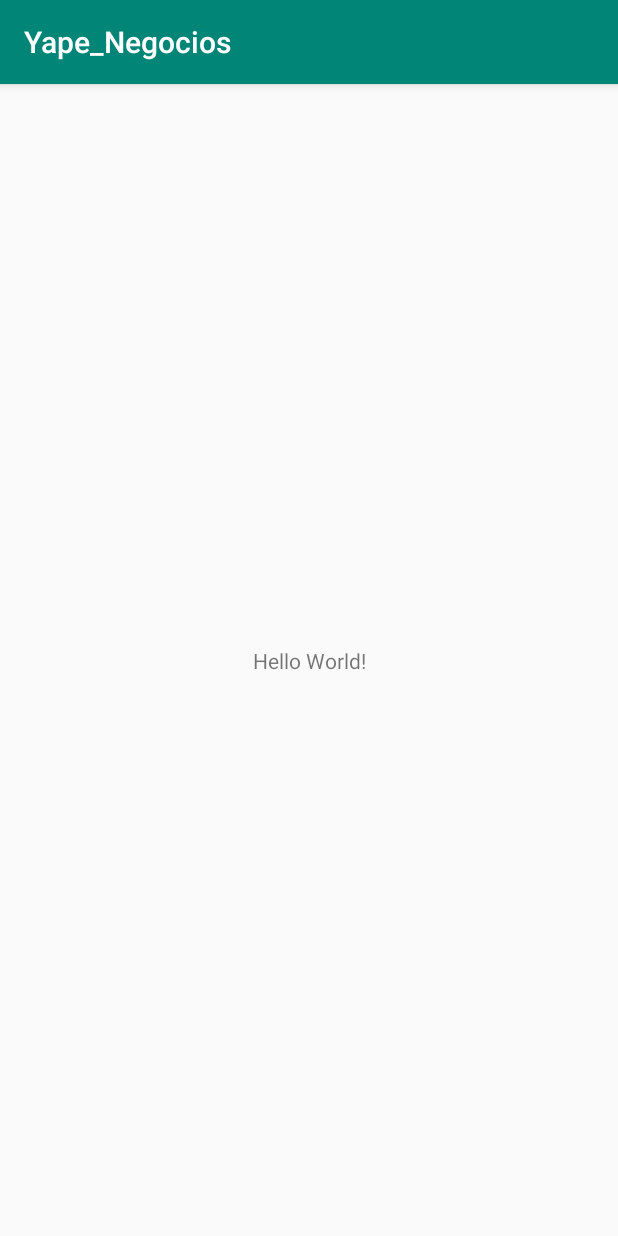
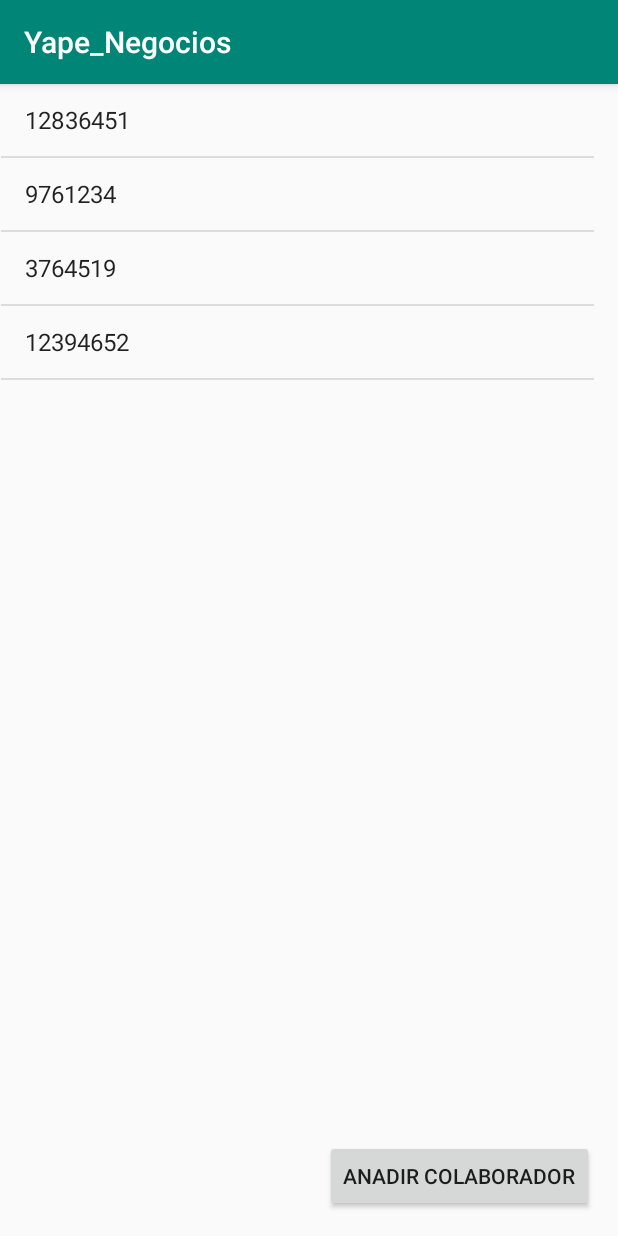
Before and after one commit to cs2901/yape-bcp-project-yacket-fingerlog, an Android app: the screen it shows after launch (MainActivity before the commit, ManageCollaboratorActivity after it), on a phone screen of 412 x 824 dp. Run offline under Robolectric (Android 15) with nearby library versions, the phone set to English and light mode, and no system bars.

Commit message:
Collaborator and INitMenu views added

```diff
--- a/src/UI/app/src/main/AndroidManifest.xml
+++ b/src/UI/app/src/main/AndroidManifest.xml
@@ -9,7 +9,9 @@
         android:roundIcon="@mipmap/ic_launcher_round"
         android:supportsRtl="true"
         android:theme="@style/AppTheme">
-        <activity android:name=".MainActivity">
+        <!--<activity android:name=".ManageCollaboratorActivity" />-->
+        <activity android:name=".SelectBusinessActivity" />
+        <activity android:name=".ManageCollaboratorActivity">
             <intent-filter>
                 <action android:name="android.intent.action.MAIN" />
 
--- /dev/null
+++ b/src/UI/app/src/main/java/com/example/yape_negocios/ManageCollaboratorActivity.java
@@ -0,0 +1,39 @@
+package com.example.yape_negocios;
+
+import android.content.Intent;
+import android.support.v7.app.AppCompatActivity;
+import android.os.Bundle;
+import android.view.View;
+import android.widget.AdapterView;
+import android.widget.ArrayAdapter;
+import android.widget.ListView;
+
+public class ManageCollaboratorActivity extends AppCompatActivity {
+
+    String[] dni = new String[]{"12836451","9761234","3764519","12394652"};
+
+    @Override
+    protected void onCreate(Bundle savedInstanceState) {
+        super.onCreate(savedInstanceState);
+        setContentView(R.layout.activity_manage_collaborator);
+
+        ArrayAdapter<String> collaboratorListAdapter = new ArrayAdapter<>(this,android.R.layout.simple_list_item_1,dni);
+        ListView listCollaborator = (ListView)findViewById(R.id.lvlist_collaborators);
+        listCollaborator.setAdapter(collaboratorListAdapter);
+
+        AdapterView.OnItemClickListener itemClickListener = new AdapterView.OnItemClickListener() {
+            @Override
+            public void onItemClick(AdapterView<?> parent, View view, int position, long id) {
+                Intent  intent = new Intent(ManageCollaboratorActivity.this,MainActivity.class);
+//                intent.putExtra(#.EXTRA_COLLABORATORID, (int)id);
+                startActivity(intent);
+            }
+        };
+    }
+
+    public void onClickButton(View view){
+        Intent intent = new Intent(this,MainActivity.class);
+        startActivity(intent);
+
+    }
+}
--- /dev/null
+++ b/src/UI/app/src/main/res/layout/activity_manage_collaborator.xml
@@ -0,0 +1,28 @@
+<?xml version="1.0" encoding="utf-8"?>
+<android.support.constraint.ConstraintLayout xmlns:android="http://schemas.android.com/apk/res/android"
+    xmlns:app="http://schemas.android.com/apk/res-auto"
+    xmlns:tools="http://schemas.android.com/tools"
+    android:layout_width="match_parent"
+    android:layout_height="match_parent"
+    tools:context=".ManageCollaboratorActivity">
+
+    <ListView
+        android:id="@+id/lvlist_collaborators"
+        android:layout_width="395dp"
+        android:layout_height="715dp"
+        app:layout_constraintEnd_toEndOf="@+id/btaddCollaborator"
+        app:layout_constraintStart_toStartOf="parent"
+        tools:layout_editor_absoluteY="-66dp" />
+
+    <Button
+        android:id="@+id/btaddCollaborator"
+        android:layout_width="wrap_content"
+        android:layout_height="wrap_content"
+        android:layout_marginEnd="16dp"
+        android:layout_marginRight="16dp"
+        android:layout_marginBottom="16dp"
+        android:text="@string/add_collaborator"
+        android:onClick="onClickButton"
+        app:layout_constraintBottom_toBottomOf="parent"
+        app:layout_constraintEnd_toEndOf="parent" />
+</android.support.constraint.ConstraintLayout>
--- a/src/UI/app/src/main/res/values/strings.xml
+++ b/src/UI/app/src/main/res/values/strings.xml
@@ -1,3 +1,4 @@
 <resources>
     <string name="app_name">Yape_Negocios</string>
+    <string name="add_collaborator">Anadir Colaborador</string>
 </resources>
```
Also changed, not shown: src/UI/app/src/main/java/com/example/yape_negocios/SelectBusinessActivity.java (added, +32 -0 lines), src/UI/app/src/main/res/layout/activity_select_business.xml (added, +15 -0 lines).
